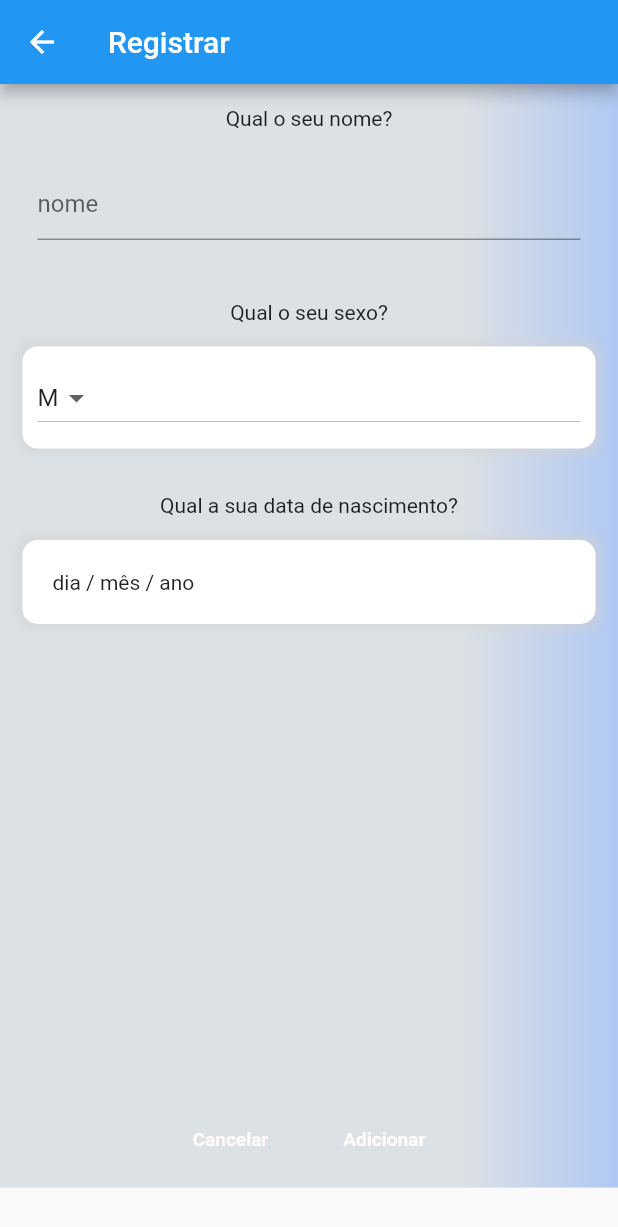
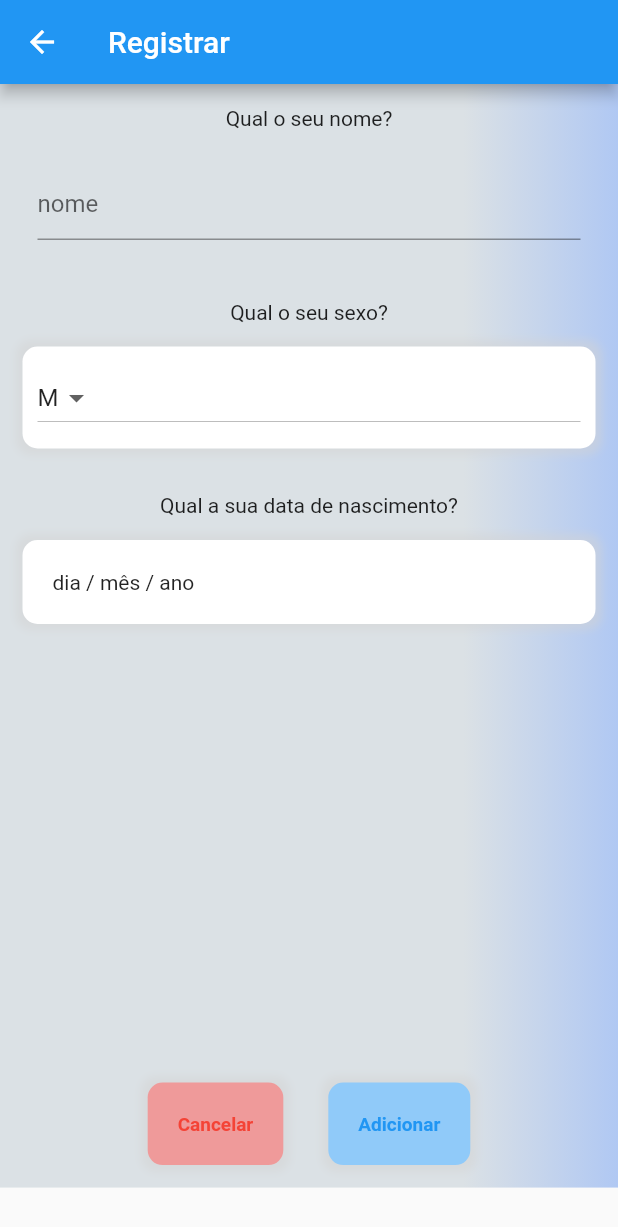
Before and after one commit to MatheusBedoni/ids_app, a Flutter app: the RegisterPage screen opened directly, on a phone screen of 412 x 824 dp. Shown: the top 1227 px of the screen. Run offline on Flutter 3.47's test engine with Material 2 defaults, Android fonts, the phone set to English and light mode, and no system bars; our stand-ins replace shared_preferences, toast; accounts and stored records are empty; statements that could not run were skipped.

Commit message:
novos parametros

```diff
--- a/lib/view/widgets/w_button.dart
+++ b/lib/view/widgets/w_button.dart
@@ -3,18 +3,20 @@ import 'package:ids_flutter_app/view/styles/s_constants.dart';
 
 class ButtonWidget extends StatelessWidget{
   String titulo;
+  Color color;
+  Color colorText;
 
-  ButtonWidget({this.titulo});
+  ButtonWidget({this.titulo,this.color,this.colorText});
   @override
   Widget build(BuildContext context) {
     return  Container(
         margin:  EdgeInsets.all(15.0),
-        padding: EdgeInsets.all(10.0) ,
-        decoration:DecorationConstants.buttonDecoration,
+        padding: EdgeInsets.all(20.0) ,
+        decoration:DecorationConstants.getbuttonDecoration(color),
         child:Center(
           child:Text(titulo, style: TextStyle(
             fontWeight: FontWeight.bold,
-            color:  Color(0xFFfff9f9),
+            color: colorText,
             fontSize:  MediaQuery.of(context).size.height/65,
           ),) ,
         )
```
